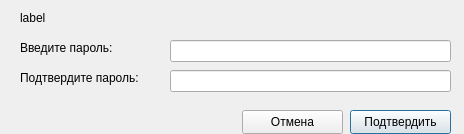
Before: the Qt Designer form design_ui/CreatePass.ui in BagaJimbildan/LAS_SibSIU, drawn with Qt 5.
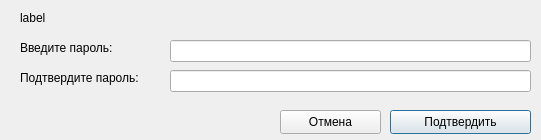
After: the same form once the commit is applied.

Patch:
```diff
--- a/design_ui/CreatePass.ui
+++ b/design_ui/CreatePass.ui
@@ -6,8 +6,8 @@
    <rect>
     <x>0</x>
     <y>0</y>
-    <width>464</width>
-    <height>134</height>
+    <width>541</width>
+    <height>140</height>
    </rect>
   </property>
   <property name="windowTitle">
@@ -18,7 +18,7 @@
     <rect>
      <x>20</x>
      <y>10</y>
-     <width>441</width>
+     <width>511</width>
      <height>16</height>
     </rect>
    </property>
@@ -57,7 +57,7 @@
     <rect>
      <x>170</x>
      <y>40</y>
-     <width>281</width>
+     <width>361</width>
      <height>22</height>
     </rect>
    </property>
@@ -70,7 +70,7 @@
     <rect>
      <x>170</x>
      <y>70</y>
-     <width>281</width>
+     <width>361</width>
      <height>22</height>
     </rect>
    </property>
@@ -81,20 +81,23 @@
   <widget class="QPushButton" name="btn_ok">
    <property name="geometry">
     <rect>
-     <x>350</x>
+     <x>390</x>
      <y>110</y>
-     <width>101</width>
+     <width>141</width>
      <height>24</height>
     </rect>
    </property>
    <property name="text">
     <string>Подтвердить</string>
    </property>
+   <property name="default">
+    <bool>true</bool>
+   </property>
   </widget>
   <widget class="QPushButton" name="btn_cancel">
    <property name="geometry">
     <rect>
-     <x>242</x>
+     <x>280</x>
      <y>110</y>
      <width>101</width>
      <height>24</height>
```
